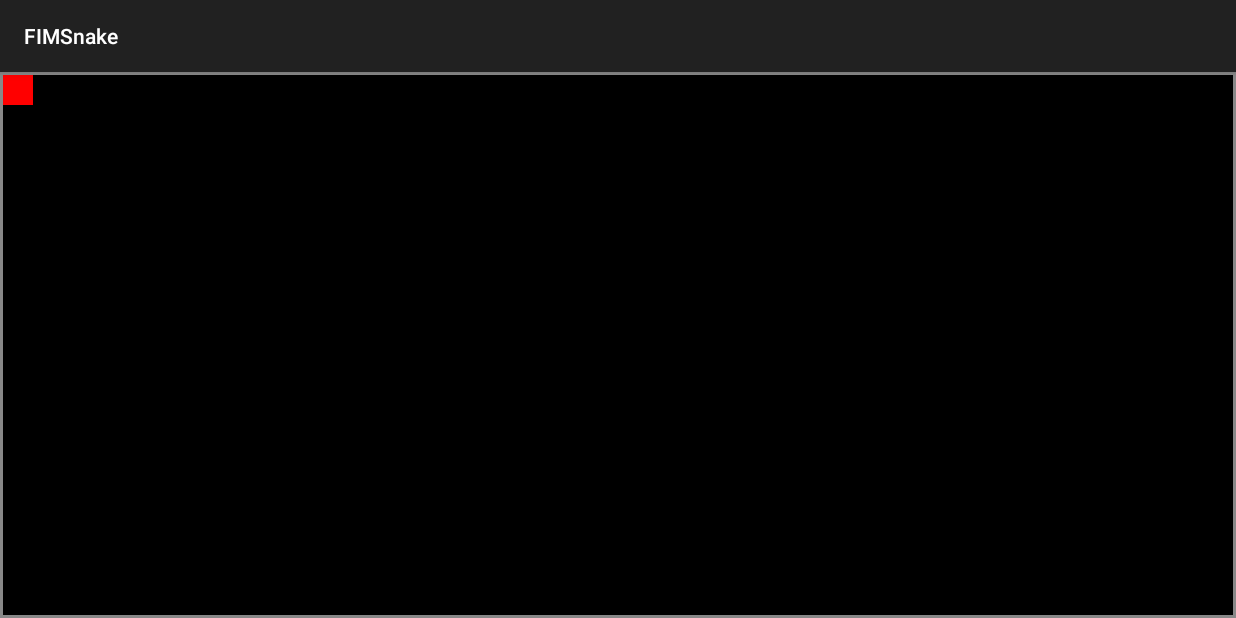
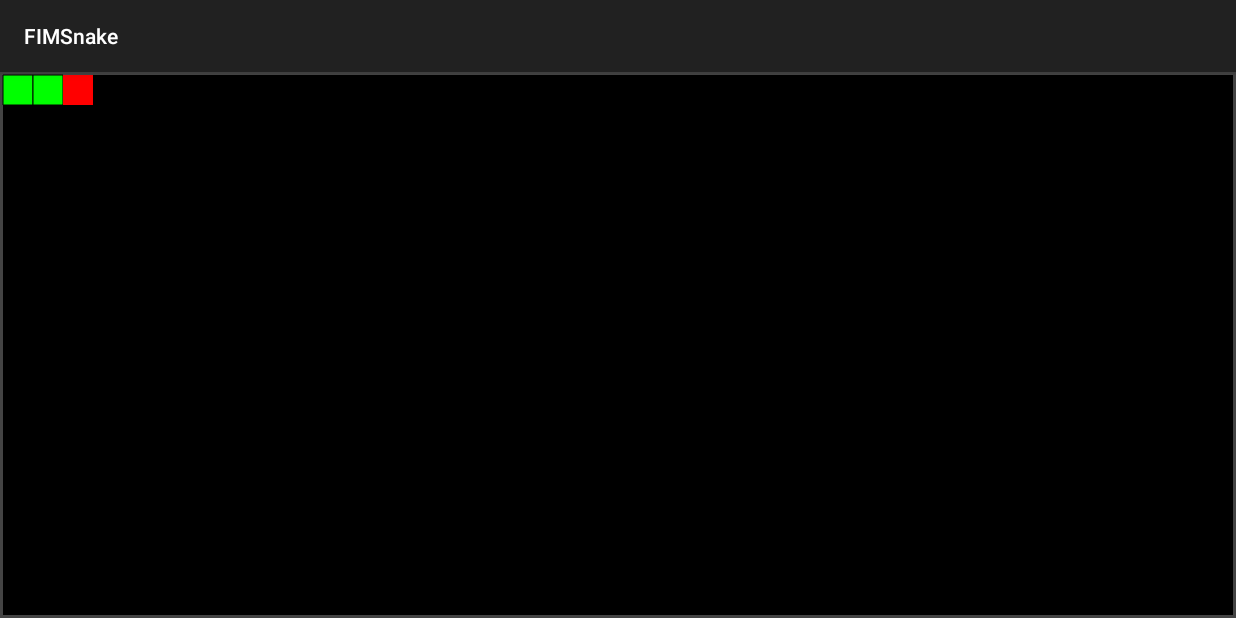
Before and after one commit to hajeklu/FIMSnake, an Android app: the screen it shows after launch (GameActivity), after a tap on "TAP TO PLAY", on a phone screen of 824 x 412 dp (held sideways). Run offline under Robolectric (Android 15) with nearby library versions, the phone set to English and light mode, and no system bars.

Commit message:
Base game is working.

```diff
--- a/app/src/main/AndroidManifest.xml
+++ b/app/src/main/AndroidManifest.xml
@@ -23,7 +23,7 @@
         <activity android:name=".activity.GameActivity"
             android:screenOrientation="landscape"
             android:theme="@style/MyTheme">
-            ></activity>
+            </activity>
     </application>
 
 </manifest>
--- a/app/src/main/java/cz/uhk/fimsnake/model/GameCanvas.java
+++ b/app/src/main/java/cz/uhk/fimsnake/model/GameCanvas.java
@@ -3,21 +3,25 @@ package cz.uhk.fimsnake.model;
 import android.graphics.Canvas;
 import android.graphics.Color;
 import android.graphics.Paint;
+import android.graphics.Typeface;
 
+import java.util.Random;
+
+import cz.uhk.fimsnake.model.tiles.BonusTile;
 import cz.uhk.fimsnake.model.tiles.Tile;
 
 public class GameCanvas {
 
     public static int TILESIZE = 40;
-
     private static GameCanvas gameCanvas;
-
     private Canvas canvas;
     private Snake snake;
+    private BonusTile bonus;
     private int width;
     private int height;
     private int wbezels;
     private int hbezels;
+    private Paint paint = new Paint(Color.rgb(255, 255, 255));
 
     public static GameCanvas getGameCanvas(Canvas canvas) {
         if (gameCanvas == null)
@@ -29,8 +33,12 @@ public class GameCanvas {
     private GameCanvas(Canvas canvas) {
         this.canvas = canvas;
 
+        paint.setAntiAlias(true);
+        paint.setTextSize(40);
+        paint.setTypeface(Typeface.defaultFromStyle(Typeface.BOLD));
+        paint.setTextAlign(Paint.Align.CENTER);
+        paint.setLinearText(true);
         TILESIZE = canvas.getWidth() / 40;
-
 
         for (int i = canvas.getHeight(); i % TILESIZE != 0; i--) {
             height = i - 1;
@@ -48,7 +56,7 @@ public class GameCanvas {
         System.out.println("Game board width bezel: " + wbezels);
         System.out.println("Game board height bezel: " + hbezels);
         System.out.println("TileSize:" + TILESIZE);
-
+        bonus = new BonusTile(wbezels + 20 * TILESIZE, hbezels + 20 * TILESIZE);
         this.snake = new Snake(wbezels, hbezels);
 
     }
@@ -56,16 +64,25 @@ public class GameCanvas {
     public void tickScene() {
         snake.tick();
         wallWalk(snake.head);
-        System.out.println("X: " + snake.getHead().getX());
-        System.out.println("Y: " + snake.getHead().getY());
+        if (isEat(bonus, snake)) {
+            snake.eatingBonus();
+            generateNewPosition(bonus);
+        }
     }
 
     public void drawScene() {
-        Paint paint = new Paint(Color.BLACK);
+        paint.setColor(Color.BLACK);
+        //paint.setStyle(Paint.Style.STROKE);
         canvas.drawRect(wbezels, hbezels, width + wbezels, height + hbezels, paint);
 
+        bonus.draw(canvas);
+        snake.draw(canvas);
+        //drawText();
+    }
 
-        snake.draw(canvas);
+    private void drawText() {
+        paint.setColor(Color.WHITE);
+        canvas.drawText("Score: " + snake.getLenght(), width - 30, 20, paint);
     }
 
     private void wallWalk(Tile head) {
@@ -78,6 +95,21 @@ public class GameCanvas {
         } else if (head.getY() > height - hbezels) {
             head.setLocation(head.getX(), hbezels);
         }
+    }
+
+
+    private boolean isEat(Tile tile, Snake snake) {
+        return tile.getX() == snake.getHead().getX() && tile.getY() == snake.getHead().getY();
+    }
+
+    private void generateNewPosition(Tile tile) {
+        //a little magic
+        Random r = new Random();
+        int x = wbezels + (r.nextInt(((width / TILESIZE - 1) - 0) + 1) * TILESIZE);
+        int y = hbezels + (r.nextInt(((height / TILESIZE - 1) - 0) + 1) * TILESIZE);
+        System.out.println("Bonus X: " + x);
+        System.out.println("Bonus Y: " + y);
+        bonus = new BonusTile(x, y);
     }
 
     public Canvas getCanvas() {
--- a/app/src/main/java/cz/uhk/fimsnake/model/Snake.java
+++ b/app/src/main/java/cz/uhk/fimsnake/model/Snake.java
@@ -103,10 +103,11 @@ public class Snake {
             for (Tile tile : snakeTiles) {
                 tile.draw(g);
             }
-        } catch (Exception e){
+        } catch (Exception e) {
             /* in case where in threads tick and drawDody methods are running are together throw exception modification array during using.
              * in most FPS this not by visible.
              */
+
         }
     }
 
--- a/app/src/main/java/cz/uhk/fimsnake/model/tiles/BodyTile.java
+++ b/app/src/main/java/cz/uhk/fimsnake/model/tiles/BodyTile.java
@@ -31,6 +31,11 @@ public class BodyTile extends Tile {
         // texture or if can not read picture
         //	if (textures || !imageMaker.isReadyPicture()) {
         g.drawRect(x, y, x + GameCanvas.TILESIZE, y + GameCanvas.TILESIZE, paint);
+        paint.setStyle(Paint.Style.STROKE);
+        paint.setColor(Color.BLACK);
+        g.drawRect(x, y, x + GameCanvas.TILESIZE, y + GameCanvas.TILESIZE, paint);
+        paint.setStyle(Paint.Style.FILL);
+        paint.setColor(Color.GREEN);
 
 	/*	} else {
 			// change color of snake
--- a/app/src/main/java/cz/uhk/fimsnake/model/tiles/BonusTile.java
+++ b/app/src/main/java/cz/uhk/fimsnake/model/tiles/BonusTile.java
@@ -19,7 +19,7 @@ public class BonusTile extends Tile {
 		this.x = x;
 		this.y = y;
 		//imageMaker = ImageMaker.getInstance();
-		paint.setColor(Color.GRAY);
+		paint.setColor(Color.rgb(255,140,0));
 	}
 
 	@Override
--- a/app/src/main/java/cz/uhk/fimsnake/view/GameView.java
+++ b/app/src/main/java/cz/uhk/fimsnake/view/GameView.java
@@ -22,7 +22,7 @@ public class GameView extends View {
     private int FPS = 30;
     private double avgFPS;
     private Timer timer;
-    private int speed = 1000;
+    private int speed = 120;
     private GameCanvas gameCanvas;
 
     public GameView(Context context) {
@@ -48,8 +48,8 @@ public class GameView extends View {
     @Override
     public void onDraw(Canvas canvas) {
         gameCanvas = GameCanvas.getGameCanvas(canvas);
-        canvas.drawColor(Color.GRAY);
-        gameCanvas.drawScene();
+        canvas.drawColor(Color.DKGRAY);
+        gameCanvas.drawScene();;
         invalidate();
     }
 
--- a/build.gradle
+++ b/build.gradle
@@ -7,7 +7,7 @@ buildscript {
 
     }
     dependencies {
-        classpath 'com.android.tools.build:gradle:3.3.0'
+        classpath 'com.android.tools.build:gradle:3.3.1'
 
         // NOTE: Do not place your application dependencies here; they belong
         // in the individual module build.gradle files
```
